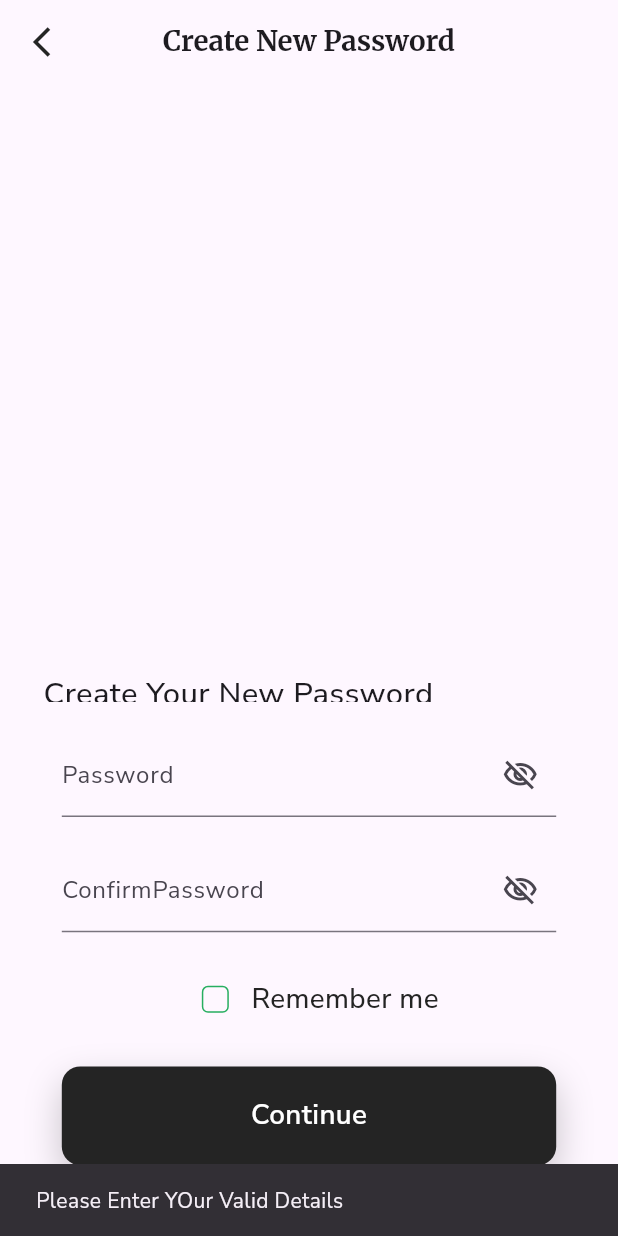
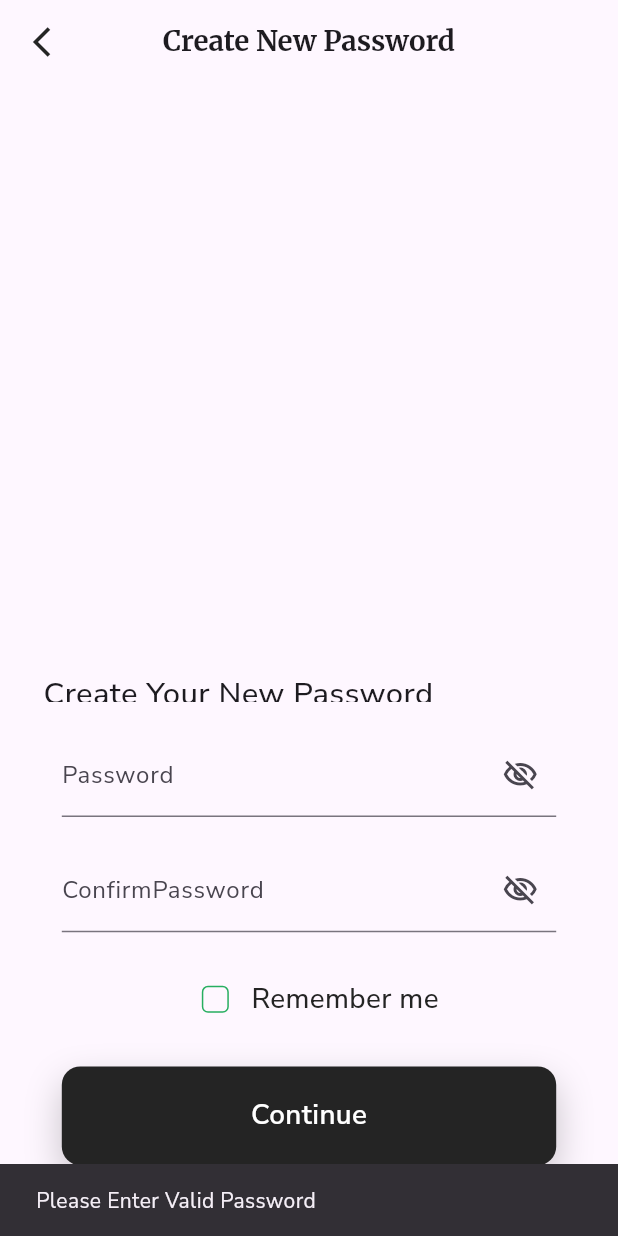
Before and after one commit to shabeer7559/furnigo, a Flutter app: the NewPassword screen opened directly, after a tap on "Continue", on a phone screen of 412 x 824 dp. Run offline on Flutter 3.47's test engine with Material 3 defaults, Android fonts, the phone set to English and light mode, and no system bars; our stand-ins replace awesome_bottom_bar, cloud_firestore, firebase_core, firebase_storage, flutter_riverpod, flutter_svg and 3 more; missing offline and left inert: country_state_city_picker, flutter_flip_card, givestarreviews; accounts and stored records are empty.

Commit message:
forget password updateddc

```diff
--- a/lib/features/authentication/screen/create_new_password.dart
+++ b/lib/features/authentication/screen/create_new_password.dart
@@ -155,10 +155,10 @@ class _NewPasswordState extends State<NewPassword> {
                           Navigator.push(context, CupertinoPageRoute(builder: (context) => LoginPage(),));
                           else{
                             passwordController.text!=""?
-                                ScaffoldMessenger.of(context).showSnackBar(SnackBar(content: Text("Please Enter Valid Password"))):
+                                ScaffoldMessenger.of(context).showSnackBar(SnackBar(content: Text("Please Enter Your Password"))):
                                 newpasswordController.text!=""?
                                 ScaffoldMessenger.of(context).showSnackBar(SnackBar(content: Text("Please Conform Your Password"))):
-                                ScaffoldMessenger.of(context).showSnackBar(SnackBar(content: Text("Please Enter YOur Valid Details")));
+                                ScaffoldMessenger.of(context).showSnackBar(SnackBar(content: Text("Please Enter Valid Password")));
                           }
                         },
                         child: Container(
```
